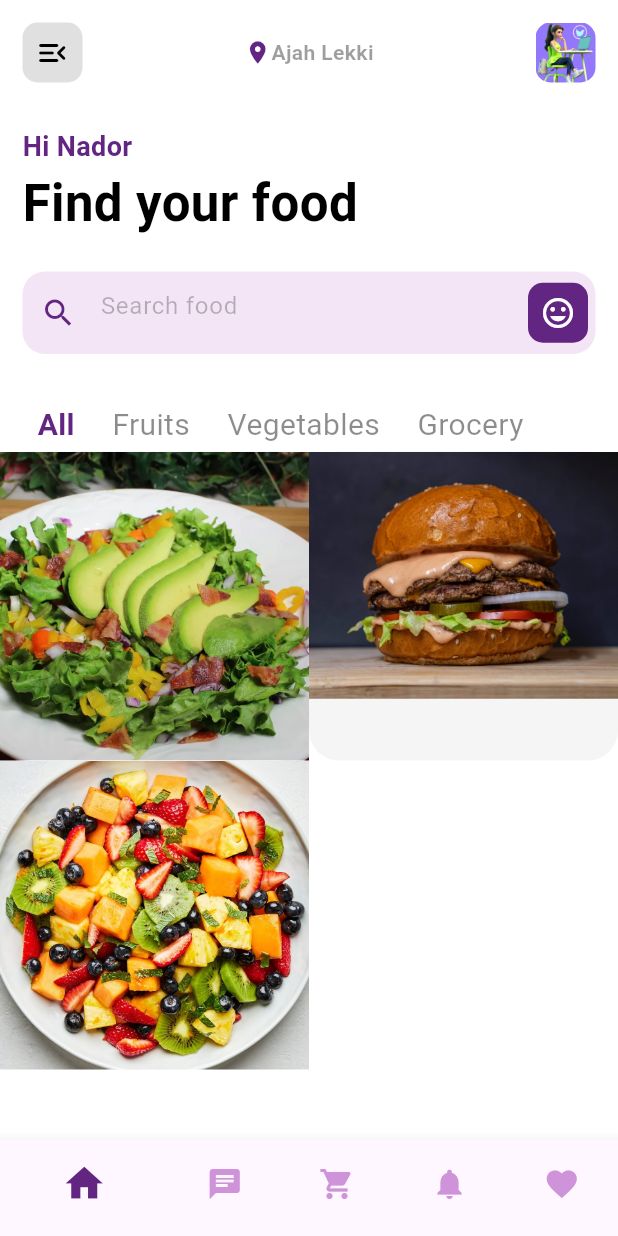
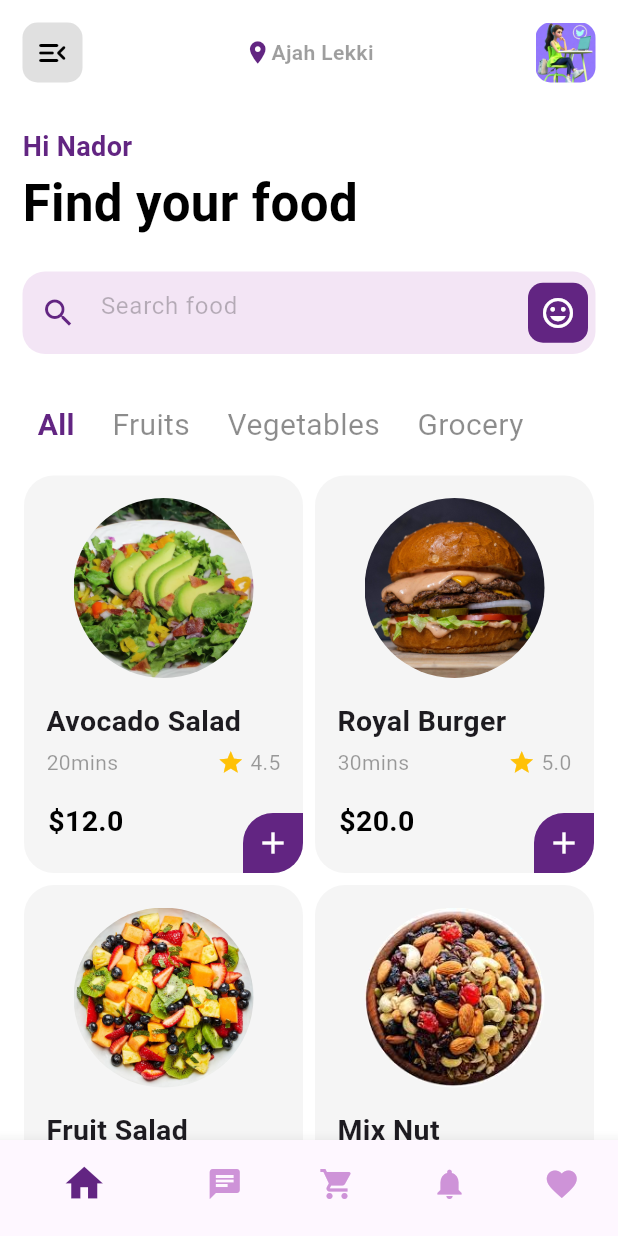
Before and after one commit to sharon5555/grocery_flutter_UI, a Flutter app: the HomePage screen opened directly, on a phone screen of 412 x 824 dp. Run offline on Flutter 3.47's test engine with Material 3 defaults, Android fonts, the phone set to English and light mode, and no system bars.

Commit message:
updated the item display file, added new images and also created a file called items details

```diff
--- a/grocery_ui/lib/model/items_model.dart
+++ b/grocery_ui/lib/model/items_model.dart
@@ -29,7 +29,7 @@ List<FoodDetail> foodsItems = [
     rate: 4.5,
     kcal: '100',
     cookingTime: '20mins',
-    description: 'This avocado salad is a delicious combination of ripe avocados.',
+    description: 'This avocado salad is a delicious combination of ripe avocados, sweet onions, fresh tomatoes, and cilantro. I think you will like it! This avocado salad recipe is full of bold, fresh flavor and color.',
   ),
   FoodDetail(
     id: '2',
@@ -45,10 +45,40 @@ List<FoodDetail> foodsItems = [
     id: '3',
     image: 'assets/FruitSalad.jpg',
     name: 'Fruit Salad',
-    price: 20,
+    price: 12,
+    rate: 4.6,
+    kcal: '100',
+    cookingTime: '15mins',
+    description: 'A Royal burger is a pastry of ground beef grilled and placed between.',
+  ),
+  FoodDetail(
+    id: '4',
+    image: 'assets/nuts.jpeg',
+    name: 'Mix Nut',
+    price: 30,
     rate: 5.0,
     kcal: '100',
-    cookingTime: '30mins',
+    cookingTime: '08mins',
+    description: 'Mix nut are a snack food consisting of any mixture of mechanically or manually combined nuts. Common constituents are peanuts, almonds, walnuts, brazil nuts, cashews, hazelnuts, and pecans. Mixed nuts may be salted, roasted, cooked or blanched.',
+  ),
+  FoodDetail(
+    id: '5',
+    image: 'assets/protein.webp',
+    name: 'Protein Shake',
+    price: 50,
+    rate: 4.8,
+    kcal: '100',
+    cookingTime: '05mins',
+    description: 'A Royal burger is a pastry of ground beef grilled and placed between.',
+  ),
+  FoodDetail(
+    id: '6',
+    image: 'assets/milk.jpg',
+    name: 'Dairy Milk',
+    price: 5,
+    rate: 5.0,
+    kcal: '100',
+    cookingTime: 'Ready',
     description: 'A Royal burger is a pastry of ground beef grilled and placed between.',
   ),
   // Add more food items as needed...
--- a/grocery_ui/lib/screens/items_display.dart
+++ b/grocery_ui/lib/screens/items_display.dart
@@ -1,5 +1,6 @@
 import 'package:flutter/material.dart';
 import 'package:grocery_ui/model/items_model.dart';
+import 'package:grocery_ui/utils/colors.dart';
 
 class ItemsDisplay extends StatefulWidget {
   const ItemsDisplay({super.key});
@@ -15,8 +16,13 @@ class _ItemsDisplayState extends State<ItemsDisplay> {
       shrinkWrap: true,
       itemCount: foodsItems.length,
       physics: const NeverScrollableScrollPhysics(),
+      padding: const EdgeInsets.all(16),
       gridDelegate: const SliverGridDelegateWithFixedCrossAxisCount(
-        crossAxisCount: 2),
+        crossAxisCount: 2,
+        mainAxisSpacing: 8,
+        crossAxisSpacing: 8,
+        mainAxisExtent: 265,
+        ),
         itemBuilder: (context, index) {
           FoodDetail food = foodsItems[index];
           return GestureDetector(
@@ -28,9 +34,104 @@ class _ItemsDisplayState extends State<ItemsDisplay> {
               ),
               child: Stack(
                 children: [
-                  ClipRRect(
-                    child: Image.asset(food.image),
-                  )
+                  Column(
+                    crossAxisAlignment: CrossAxisAlignment.start,
+                    children: [
+                      const SizedBox(
+                        height: 15,
+                      ),
+                      Center(
+                        child: ClipRRect(
+                          borderRadius: BorderRadius.circular(125),
+                        child: Image.asset(
+                        food.image,
+                        height: 120,
+                        width: 120,
+                        fit: BoxFit.cover,
+                      ),
+                      ),
+                    ),
+                  const SizedBox(
+                    height: 15,
+                  ),
+                  Padding(
+                    padding: const EdgeInsets.symmetric(horizontal: 15),
+                    child: Text(food.name,
+                    maxLines: 1,
+                    textAlign: TextAlign.center,
+                    overflow: TextOverflow.ellipsis,
+                    style: const TextStyle(
+                      fontWeight: FontWeight.bold,
+                      fontSize: 19,
+                    ),
+                    ),
+                  ),
+                  const SizedBox(
+                    height: 4,
+                  ),
+                  Padding(
+                    padding: const EdgeInsets.symmetric(
+                      horizontal: 15),
+                      child: Row(
+                        children: [
+                          Text(
+                            food.cookingTime,
+                            style: const TextStyle(
+                              color: Colors.black38),
+                            ),
+                          const Spacer(),
+                          const Icon(
+                            Icons.star,
+                            color: Colors.amber,
+                            size: 18,
+                          ),
+                          const SizedBox(
+                            width: 4,
+                          ),
+                          Text(
+                            food.rate.toString(),
+                            style: const TextStyle(
+                              color: Colors.black38),
+                            ),
+                        ],
+                      ),
+                  ),
+                  // For the Price......
+                  Padding(
+                    padding: const EdgeInsets.all(16.0),
+                    child: Text('\$${food.price}',
+                    style: const TextStyle(
+                      fontWeight: FontWeight.bold,
+                      fontSize: 19,
+                      color: Colors.black),
+                    ),
+                  ),
+                  ],
+                  ),
+                  // For the Icon Favorite....
+                  const Padding(
+                    padding: EdgeInsets.only(left: 250, top: 10),
+                    child: Icon(
+                      Icons.favorite_border,
+                      color: Colors.black45,
+                    ),
+                  ),
+                  // For the Add Icon.....
+                  const Align(
+                    alignment: Alignment.bottomRight,
+                    child: Material(
+                      color: primaryColors,
+                      borderRadius: BorderRadius.only(
+                        topLeft: Radius.circular(20),
+                        bottomRight: Radius.circular(20),
+                      ),
+                      child: InkWell(
+                        child: Padding(padding: EdgeInsets.all(8),
+                        child: Icon(Icons.add, color: Colors.white),
+                      ),
+                      ),
+                    ),
+                  ),
                 ],
               ),
             ),
@@ -39,3 +140,4 @@ class _ItemsDisplayState extends State<ItemsDisplay> {
     );
   }
 }
+// now to go on details of this items pages....
--- a/grocery_ui/pubspec.yaml
+++ b/grocery_ui/pubspec.yaml
@@ -66,6 +66,9 @@ flutter:
     - assets/Avocado.webp
     - assets/burger.jpeg
     - assets/FruitSalad.jpg
+    - assets/milk.jpg
+    - assets/nuts.jpeg
+    - assets/protein.webp
 
   # An image asset can refer to one or more resolution-specific "variants", see
   # https://flutter.dev/to/resolution-aware-images
```
Also changed, not shown: grocery_ui/assets/milk.jpg (added), grocery_ui/assets/nuts.jpeg (added), grocery_ui/assets/protein.webp (added), grocery_ui/lib/screens/items_details.dart (added).
